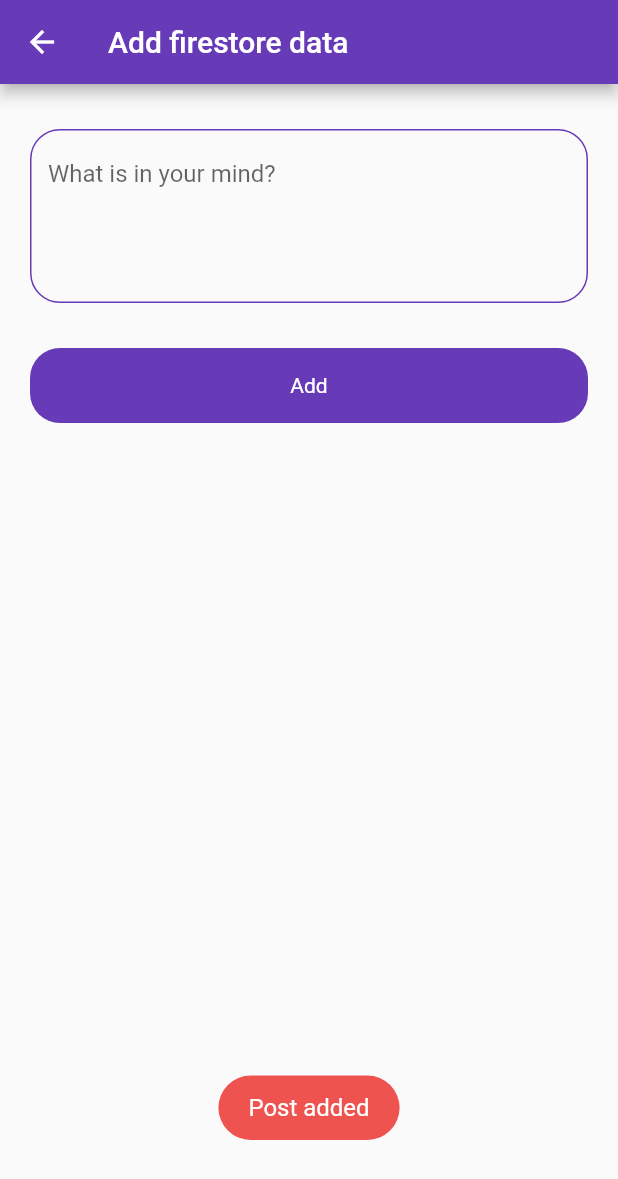
After one commit to hammadx02/Flutter-Firebase, a Flutter app: the AddFireStoreDataScreen screen opened directly, after a tap on "Add", on a phone screen of 412 x 824 dp. The commit adds this screen. Shown: the top 1179 px of the screen. Run offline on Flutter 3.47's test engine with Material 2 defaults, Android fonts, the phone set to English and light mode, and no system bars; our stand-ins replace cloud_firestore, firebase_auth, firebase_core, firebase_database, firebase_storage, fluttertoast and 1 more; accounts and stored records are empty.

Commit message:
initial commit

```diff
--- a/lib/firebase_services/splash_services.dart
+++ b/lib/firebase_services/splash_services.dart
@@ -2,8 +2,10 @@ import 'dart:async';
 
 import 'package:firebase_auth/firebase_auth.dart';
 import 'package:flutter/material.dart';
+
 import 'package:flutter_firebase/ui/auth/login_screen.dart';
-import 'package:flutter_firebase/ui/posts/post_screen.dart';
+import 'package:flutter_firebase/ui/upload_image.dart';
+
 
 class SplashServices {
   void isLogin(BuildContext context) {
@@ -16,7 +18,7 @@ class SplashServices {
         Navigator.push(
           context,
           MaterialPageRoute(
-            builder: ((context) => const PostScreen()),
+            builder: ((context) => const UploadImageScreen()),
           ),
         );
       });
--- /dev/null
+++ b/lib/firestore/add_firestore_data.dart
@@ -0,0 +1,99 @@
+import 'package:cloud_firestore/cloud_firestore.dart';
+import 'package:flutter/material.dart';
+import 'package:flutter_firebase/utils/utils.dart';
+import 'package:flutter_firebase/widgets/round_button.dart';
+import 'package:firebase_database/firebase_database.dart';
+
+class AddFireStoreDataScreen extends StatefulWidget {
+  const AddFireStoreDataScreen({super.key});
+
+  @override
+  State<AddFireStoreDataScreen> createState() => _AddPostScreenState();
+}
+
+final databaseRef = FirebaseDatabase.instance.ref('Post');
+bool loading = false;
+final postController = TextEditingController();
+final fireStore = FirebaseFirestore.instance.collection('posts');
+
+class _AddPostScreenState extends State<AddFireStoreDataScreen> {
+  @override
+  Widget build(BuildContext context) {
+    return Scaffold(
+      appBar: AppBar(
+        title: const Text('Add firestore data'),
+      ),
+      body: Column(
+        children: [
+          const SizedBox(
+            height: 30,
+          ),
+          Padding(
+            padding: const EdgeInsets.symmetric(horizontal: 20),
+            child: TextFormField(
+              controller: postController,
+              maxLines: 4,
+              decoration: InputDecoration(
+                hintText: 'What is in your mind?',
+                focusedBorder: OutlineInputBorder(
+                  borderSide: const BorderSide(
+                    color: Colors.deepPurple,
+                  ),
+                  borderRadius: BorderRadius.circular(20),
+                ),
+                border: OutlineInputBorder(
+                  borderSide: const BorderSide(
+                    color: Colors.deepPurple,
+                  ),
+                  borderRadius: BorderRadius.circular(20),
+                ),
+                enabledBorder: OutlineInputBorder(
+                  borderSide: const BorderSide(
+                    color: Colors.deepPurple,
+                  ),
+                  borderRadius: BorderRadius.circular(20),
+                ),
+                errorBorder: OutlineInputBorder(
+                  borderSide: const BorderSide(
+                    color: Colors.deepPurple,
+                  ),
+                  borderRadius: BorderRadius.circular(20),
+                ),
+              ),
+            ),
+          ),
+          const SizedBox(
+            height: 30,
+          ),
+          Padding(
+            padding: const EdgeInsets.symmetric(horizontal: 20.0),
+            child: RoundButton(
+              loading: loading,
+              title: 'Add',
+              onTap: () {
+                setState(() {
+                  loading = true;
+                });
+
+                String id = DateTime.now().microsecondsSinceEpoch.toString();
+                fireStore.doc(id).set(
+                  {'title': postController.text.toString(), 'id': id},
+                ).then((value) {
+                  setState(() {
+                  loading = false;
+                });
+                  Utils().toastMessage('Post added');
+                }).onError((error, stackTrace) {
+                  setState(() {
+                  loading = false;
+                });
+                  Utils().toastMessage(error.toString());
+                });
+              },
+            ),
+          ),
+        ],
+      ),
+    );
+  }
+}
--- a/pubspec.yaml
+++ b/pubspec.yaml
@@ -23,6 +23,7 @@ dependencies:
   cloud_firestore: ^4.8.4
   fluttertoast: ^8.2.2
   firebase_database: ^10.2.5
+  image_picker: ^1.0.2
 
 dev_dependencies:
   flutter_test:
```
Also changed, not shown: lib/firestore/firestore_list_screen.dart (added, +185 -0 lines), lib/ui/auth/forgot_password_screen.dart (added, +111 -0 lines), lib/ui/auth/login_screen.dart (+17 -0 lines), lib/ui/upload_image.dart (added, +118 -0 lines), pubspec.lock, 6 other files.
